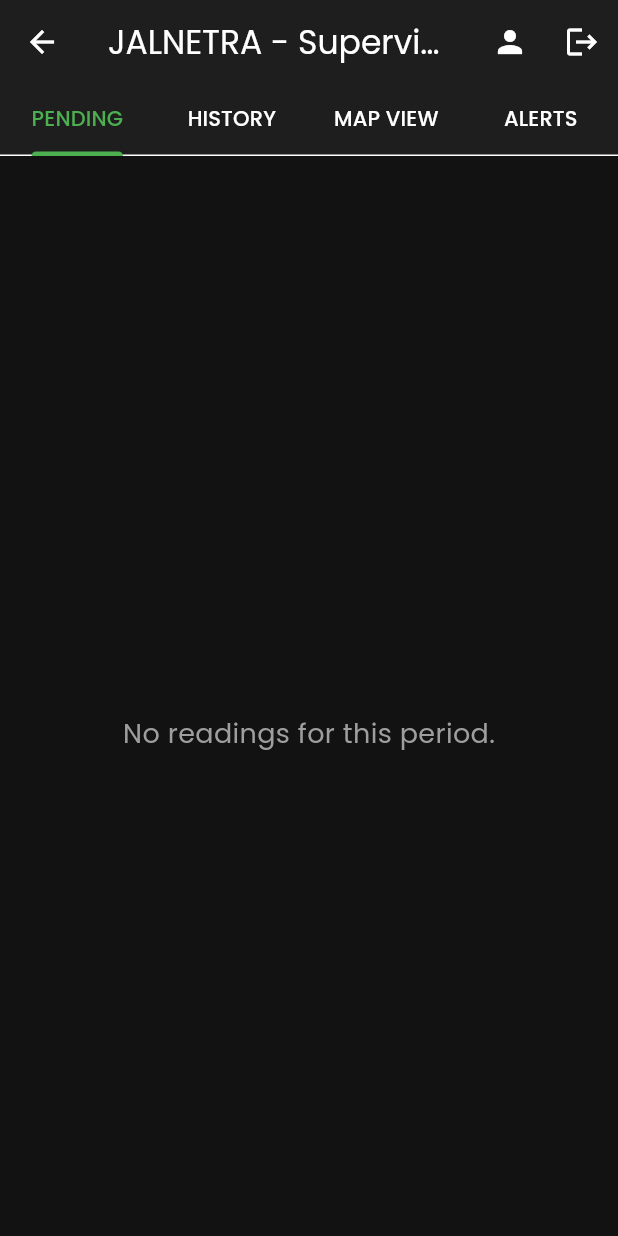
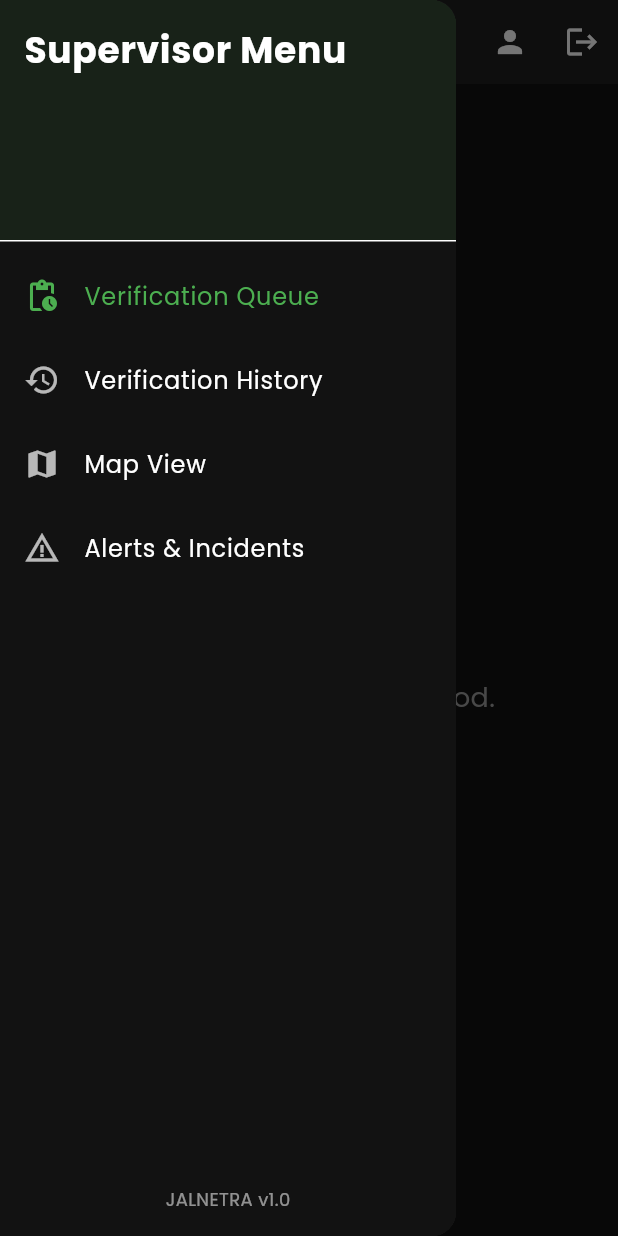
Before and after one commit to Ajai7888/jalnetra, a Flutter app: the SupervisorDashboardScreen screen opened directly, with the side drawer open (before the commit the screen has no drawer), on a phone screen of 412 x 824 dp. Run offline on Flutter 3.47's test engine with Material 3 defaults, Android fonts, the phone set to English and light mode, and no system bars; our stand-ins replace cloud_firestore, firebase_auth, firebase_core, firebase_storage, fl_chart, flutter_map and 7 more; missing offline and left inert: firebase_app_check, mobile_scanner, steganograph; accounts and stored records are empty.

Commit message:
UI update for supervisor_dashboard_screen.dart

```diff
--- a/lib/screens/supervisor/supervisor_dashboard_screen.dart
+++ b/lib/screens/supervisor/supervisor_dashboard_screen.dart
@@ -29,7 +29,25 @@ class SupervisorDashboardScreen extends StatefulWidget {
 }
 
 class _SupervisorDashboardScreenState extends State<SupervisorDashboardScreen> {
+  // State to manage date filtering (used within the stream builders)
   DateFilter _currentFilter = DateFilter.all;
+
+  // New state to manage the currently displayed section (Drawer navigation)
+  int _selectedIndex = 0; // 0=PENDING, 1=HISTORY, 2=MAP, 3=ALERTS
+
+  final List<String> _pageTitles = [
+    'Verification Queue',
+    'Verification History',
+    'Map View',
+    'Alerts & Incidents',
+  ];
+
+  final List<IconData> _pageIcons = [
+    Icons.pending_actions,
+    Icons.history,
+    Icons.map,
+    Icons.warning_amber,
+  ];
 
   // Function to apply filtering based on the selected criteria
   List<WaterReading> _applyFilter(List<WaterReading> readings) {
@@ -48,17 +66,33 @@ class _SupervisorDashboardScreenState extends State<SupervisorDashboardScreen> {
     }).toList();
   }
 
+  // --- Widget for the current body content ---
+  Widget _getBodyWidget() {
+    switch (_selectedIndex) {
+      case 0:
+        return _buildVerificationQueue();
+      case 1:
+        return _buildHistoryView();
+      case 2:
+        return const SupervisorMapView();
+      case 3:
+        return const SupervisorAlertsView();
+      default:
+        return _buildVerificationQueue();
+    }
+  }
+
   // ----------------------------------------------------------------------
-  // BUILD METHOD
+  // BUILD METHOD (REFRACTORED TO USE DRAWER)
   // ----------------------------------------------------------------------
 
   @override
   Widget build(BuildContext context) {
-    return DefaultTabController(
-      length: 4, // PENDING, HISTORY, MAP VIEW, ALERTS
-      child: Scaffold(
+    return Scaffold(
+      // 1. Remove DefaultTabController, use standard Scaffold
       appBar: AppBar(
-          title: const Text('JALNETRA - Supervisor'),
+        title: Text('JALNETRA - Supervisor (${_pageTitles[_selectedIndex]})'),
+        // No 'bottom' property here
         actions: [
           // Profile Button
           IconButton(
@@ -89,28 +123,84 @@ class _SupervisorDashboardScreenState extends State<SupervisorDashboardScreen> {
             },
           ),
         ],
-          bottom: const TabBar(
-            tabs: [
-              Tab(text: 'PENDING'),
-              Tab(text: 'HISTORY'),
-              Tab(text: 'MAP VIEW'),
-              Tab(text: 'ALERTS'),
-            ],
+      ),
+
+      // 2. Add Drawer (The new menu bar)
+      drawer: _buildDrawer(context),
+
+      // 3. Body shows the selected widget
+      body: _getBodyWidget(),
+    );
+  }
+
+  // ───────────────── DRAWER IMPLEMENTATION ─────────────────
+
+  Widget _buildDrawer(BuildContext context) {
+    return Drawer(
+      child: Container(
+        color: Theme.of(context).scaffoldBackgroundColor, // Dark background
+        child: Column(
+          children: <Widget>[
+            // Drawer Header
+            DrawerHeader(
+              decoration: BoxDecoration(
+                color: Theme.of(context).primaryColor.withOpacity(0.1),
+              ),
+              child: const SizedBox(
+                width: double.infinity,
+                child: Text(
+                  'Supervisor Menu',
+                  style: TextStyle(
+                    color: Colors.white,
+                    fontSize: 24,
+                    fontWeight: FontWeight.bold,
                   ),
                 ),
-        body: TabBarView(
-          children: [
-            _buildVerificationQueue(),
-            _buildHistoryView(),
-            const SupervisorMapView(),
-            const SupervisorAlertsView(),
+              ),
+            ),
+
+            // Navigation List Items
+            for (int i = 0; i < _pageTitles.length; i++)
+              ListTile(
+                leading: Icon(
+                  _pageIcons[i],
+                  color: _selectedIndex == i
+                      ? Theme.of(context).primaryColor
+                      : Colors.white70,
+                ),
+                title: Text(
+                  _pageTitles[i],
+                  style: TextStyle(
+                    color: _selectedIndex == i
+                        ? Theme.of(context).primaryColor
+                        : Colors.white,
+                  ),
+                ),
+                selected: _selectedIndex == i,
+                onTap: () {
+                  setState(() {
+                    _selectedIndex = i;
+                  });
+                  Navigator.pop(context); // Close the drawer
+                },
+              ),
+
+            const Spacer(),
+            // Separator/Footer
+            const Padding(
+              padding: EdgeInsets.all(16.0),
+              child: Text(
+                "JALNETRA v1.0",
+                style: TextStyle(color: Colors.white54, fontSize: 12),
+              ),
+            ),
           ],
         ),
       ),
     );
   }
 
-  // ───────────────── STREAM BUILDERS ─────────────────
+  // ───────────────── STREAM BUILDERS (USED IN BODY) ─────────────────
 
   Widget _buildVerificationQueue() {
     return StreamBuilder<List<WaterReading>>(
@@ -192,7 +282,8 @@ class _SupervisorDashboardScreenState extends State<SupervisorDashboardScreen> {
       child: Column(
         crossAxisAlignment: CrossAxisAlignment.start,
         children: [
-          if (isPendingQueue)
+          // System Overview is only displayed in the PENDING tab (index 0)
+          if (_selectedIndex == 0)
             _buildSystemOverview(
               pendingTotal,
               filteredReadings.length,
@@ -200,7 +291,8 @@ class _SupervisorDashboardScreenState extends State<SupervisorDashboardScreen> {
             ),
 
           const SizedBox(height: 20),
-          _buildFilterDropdown(),
+          // Only show filter for the PENDING and HISTORY tabs
+          if (_selectedIndex <= 1) _buildFilterDropdown(),
           const SizedBox(height: 10),
 
           // Verification List
@@ -289,14 +381,12 @@ class _SupervisorDashboardScreenState extends State<SupervisorDashboardScreen> {
     );
   }
 
-  // ───────────────── FORENSIC HELPER FUNCTIONS (RESTORED) ─────────────────
+  // ───────────────── FORENSIC HELPER FUNCTIONS ─────────────────
 
-  /// Finds the previous reading for the same site ID that occurred *before* the current reading.
   WaterReading? _getPreviousReading(
     WaterReading current,
     List<WaterReading> allReadings,
   ) {
-    // 1. Filter readings for the same site ID that occurred BEFORE the current one.
     final previousReadings = allReadings
         .where(
           (r) =>
@@ -305,12 +395,10 @@ class _SupervisorDashboardScreenState extends State<SupervisorDashboardScreen> {
         )
         .toList();
 
-    // FIX: Safely return null if no previous reading exists.
     if (previousReadings.isEmpty) {
       return null;
     }
 
-    // 2. Find the most recent one among the filtered list
     return previousReadings.reduce(
       (a, b) => a.timestamp.isAfter(b.timestamp) ? a : b,
     );
@@ -358,7 +446,6 @@ class _SupervisorDashboardScreenState extends State<SupervisorDashboardScreen> {
           appBar: AppBar(title: const Text("Gauge Image Forensics")),
           body: PhotoView(
             imageProvider: NetworkImage(imageUrl),
-            // Ensure Hero is only used on the image, not the whole card
             heroAttributes: PhotoViewHeroAttributes(tag: imageUrl),
           ),
         ),
@@ -504,8 +591,7 @@ class _SupervisorDashboardScreenState extends State<SupervisorDashboardScreen> {
                 child: Image.network(
                   reading.imageUrl,
                   fit: BoxFit.cover,
-                  // You should add loadingBuilder and errorBuilder here
-                  // to match the original implementation if they were removed.
+                  // NOTE: Original image builders are omitted here, but should be added for robustness
                 ),
               ),
             ),
```
Lines whose indentation alone changed are shown as unchanged.
